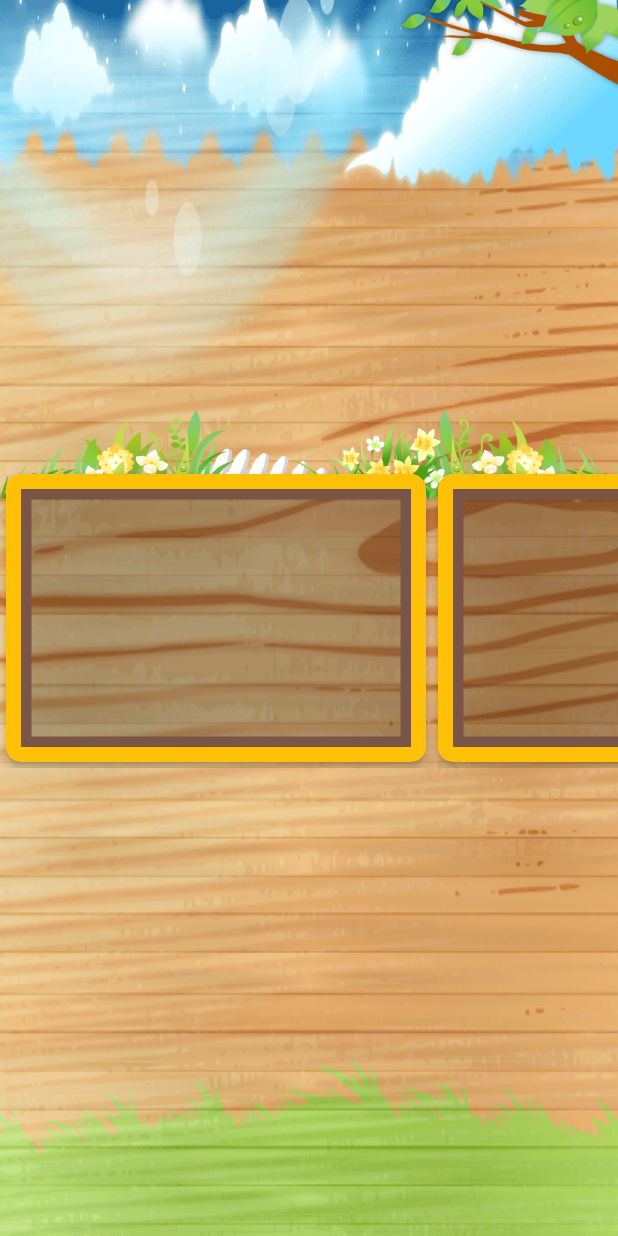
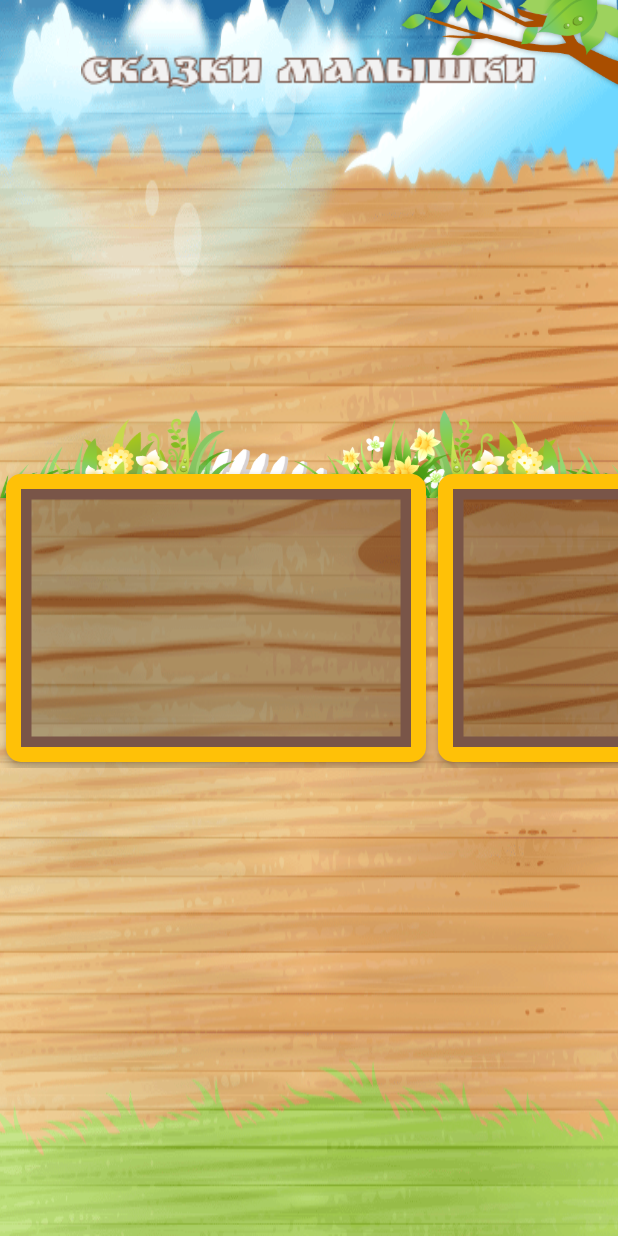
Before and after one commit to CoMatu/toddler_books, a Flutter app: the screen it shows after launch, on a phone screen of 412 x 824 dp. Run offline on Flutter 3.47's test engine with Material 2 defaults, Android fonts, the phone set to English and light mode, and no system bars.

```diff
--- a/lib/bookshelf.dart
+++ b/lib/bookshelf.dart
@@ -10,19 +10,34 @@ class BookShelf extends StatefulWidget {
 }
 
 class BookShelfState extends State<BookShelf> with TickerProviderStateMixin {
+
+  final String decorationPng = 'assets/images/surround.png';
+  final String backgroundPng = 'assets/images/background.png';
+
   AnimationController _controller;
+  AnimationController _controllerDown;
   Animation _animation;
+  Animation _animationDown;
+
+  final String titlePng = 'assets/images/start_title.png';
 
   @override
   void initState() {
     super.initState();
     _controller =
-        AnimationController(vsync: this, duration: Duration(seconds: 3));
+        AnimationController(vsync: this, duration: Duration(seconds: 2));
     _animation = Tween(begin: 1.0, end: 0.0).animate(CurvedAnimation(
       parent: _controller,
-      curve: Curves.fastOutSlowIn,
+      curve: Curves.ease,
+    ));
+    _controllerDown =
+        AnimationController(vsync: this, duration: Duration(seconds: 4));
+    _animationDown = Tween(begin: -1.0, end: 0.0).animate(CurvedAnimation(
+      parent: _controllerDown,
+      curve: Curves.ease,
     ));
     _controller.forward();
+    _controllerDown.forward();
   }
 
   @override
@@ -34,7 +49,7 @@ class BookShelfState extends State<BookShelf> with TickerProviderStateMixin {
           Container(
             decoration: BoxDecoration(
               image: DecorationImage(
-                  image: AssetImage('assets/images/background.png'),
+                  image: AssetImage(backgroundPng),
                   fit: BoxFit.fill),
             ),
           ),
@@ -48,9 +63,32 @@ class BookShelfState extends State<BookShelf> with TickerProviderStateMixin {
                       width: width,
                       color: Colors.transparent,
                       child:
-                      Image(image: AssetImage('assets/images/surround.png',),
+                      Image(image: AssetImage(decorationPng,),
                         fit: BoxFit.fill,
                       )
+                  )
+              );
+            },
+          ),
+          AnimatedBuilder(
+            animation: _controllerDown,
+            builder: (BuildContext context, Widget child) {
+              double animval = _animationDown.value;
+              return Transform(
+                  transform: Matrix4.translationValues(animval * width, 0.0, 0.0),
+                  child: Container(
+                    alignment: Alignment.topCenter,
+                      width: width,
+                      color: Colors.transparent,
+                      child: Padding(padding: EdgeInsets.only(top: 35.0),
+                      child: SizedBox(
+                        height: 25.0,
+                        child: Image(image: AssetImage(titlePng,),
+                          fit: BoxFit.fill,
+                        )
+                        ,
+                      )
+                        ,)
                   )
               );
             },
```
